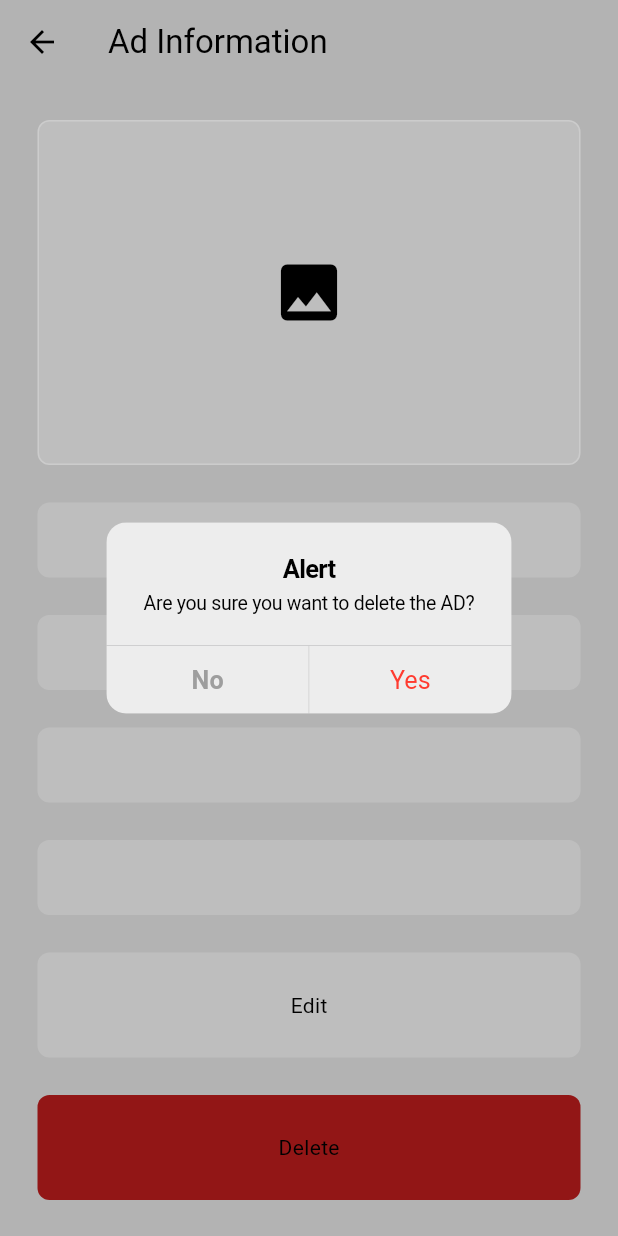
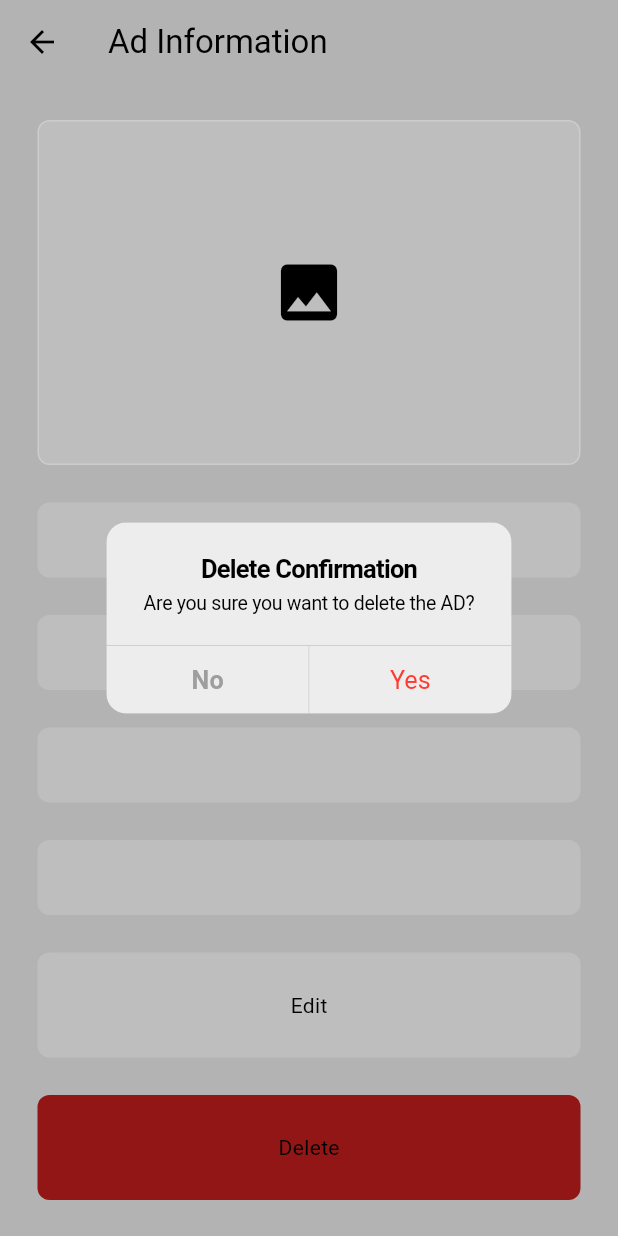
Before and after one commit to m-khallouf/toolShare, a Flutter app: the DisplayCurrentUserAdInformation screen opened directly with empty values, after a tap on "Delete", on a phone screen of 412 x 824 dp. Run offline on Flutter 3.47's test engine with Material 3 defaults, Android fonts, the light colour scheme and no system bars; our stand-ins replace awesome_dialog, cloud_firestore, firebase_auth, firebase_core, flutter_secure_storage, google_sign_in; accounts and stored records are empty.

Commit message:
PublishedAdOrNot modified to route if the user published ad or not and this used after the ad is deleted to display the current screen

```diff
--- a/lib/screens/profile/profile/account_settings_screen.dart
+++ b/lib/screens/profile/profile/account_settings_screen.dart
@@ -37,7 +37,7 @@ class AccountSettingsHome extends StatelessWidget {
           child: Column(
             children: [
               const SizedBox(height: 300),
-              SocialButton(imagePath: '../images/profileIcon.png', text: "Profile", onTap: () => account(context)),
+              SocialButton(imagePath: '../images/profileIcon.png', text: "Profile", onTap: () => PublishedAdOrNot().checkUserOffersAndNavigate(context)),
               const SizedBox(height: 20),
               SocialButton(imagePath: '../images/settingsIcon.png', text: "Settings", onTap: () => Navigator.of(context).pushNamed('/settings')),
               const SizedBox(height: 20),
--- a/lib/widget/fetch_current_user_ad_information.dart
+++ b/lib/widget/fetch_current_user_ad_information.dart
@@ -1,10 +1,11 @@
+import 'package:flutter/material.dart';
 import 'package:cloud_firestore/cloud_firestore.dart';
 import 'package:firebase_auth/firebase_auth.dart';
 import 'package:flutter/cupertino.dart';
-import 'package:flutter/material.dart';
 
 import 'package:tool_share/utilities/export_all_widget.dart';
 import 'package:tool_share/utilities/export_all_profile.dart';
+import 'package:tool_share/widget/show_alert_dialog.dart';
 
 class DisplayCurrentUserAdInformation extends StatelessWidget {
   final String title;
@@ -77,7 +78,18 @@ class DisplayCurrentUserAdInformation extends StatelessWidget {
               // Delete Ad Button
               MyButton(
                 text: "Delete",
-                onTap: () => _showAlertDialog(context),
+                onTap: () {
+                  AlertDialogHelper.showDeleteConfirmationDialog(
+                    context,
+                    title: 'Delete Confirmation',
+                    content: 'Are you sure you want to delete the AD?',
+                    yesText: 'Yes',
+                    noText: 'No',
+                    onConfirm: () async {
+                      await deleteAd(context);
+                    },
+                  );
+                },
                 color: Colors.red.shade900,
               ),
             ],
@@ -120,9 +132,10 @@ class DisplayCurrentUserAdInformation extends StatelessWidget {
 
         print("Ad deleted successfully.");
 
+
         // Ensure we're still in a valid widget tree before navigating
         if (context.mounted) {
-          Navigator.push(context, MaterialPageRoute(builder: (context) => NotEmptyAccountScreen()));
+          await PublishedAdOrNot().checkUserOffersAndNavigate(context);
         }
       } else {
         print("Error: Ad not found!");
@@ -132,7 +145,7 @@ class DisplayCurrentUserAdInformation extends StatelessWidget {
     }
   }
 
-
+  /*
   void _showAlertDialog(BuildContext context) {
     showCupertinoDialog<void>(
       context: context,
@@ -158,6 +171,6 @@ class DisplayCurrentUserAdInformation extends StatelessWidget {
         ],
       ),
     );
-  }
+  }*/
 
 }
--- /dev/null
+++ b/lib/widget/show_alert_dialog.dart
@@ -0,0 +1,41 @@
+import 'package:flutter/material.dart';
+
+import 'package:flutter/cupertino.dart';
+
+import 'package:flutter/cupertino.dart';
+
+class AlertDialogHelper {
+  static void showDeleteConfirmationDialog(
+      BuildContext context, {
+        required String title,
+        required String content,
+        String yesText = 'Yes',
+        String noText = 'No',
+        required Function onConfirm,
+      }) {
+    showCupertinoDialog<void>(
+      context: context,
+      builder: (BuildContext context) => CupertinoAlertDialog(
+        title: Text(title),
+        content: Text(content),
+        actions: <CupertinoDialogAction>[
+          CupertinoDialogAction(
+            isDefaultAction: true,
+            onPressed: () {
+              Navigator.pop(context);
+            },
+            child: Text(noText),
+          ),
+          CupertinoDialogAction(
+            isDestructiveAction: true,
+            onPressed: () async {
+              Navigator.pop(context); // Close the dialog
+              await onConfirm(); // Call the confirmation function
+            },
+            child: Text(yesText),
+          ),
+        ],
+      ),
+    );
+  }
+}
```
Also changed, not shown: lib/screens/profile/profile/published_ad_or_not.dart (+20 -2 lines).
